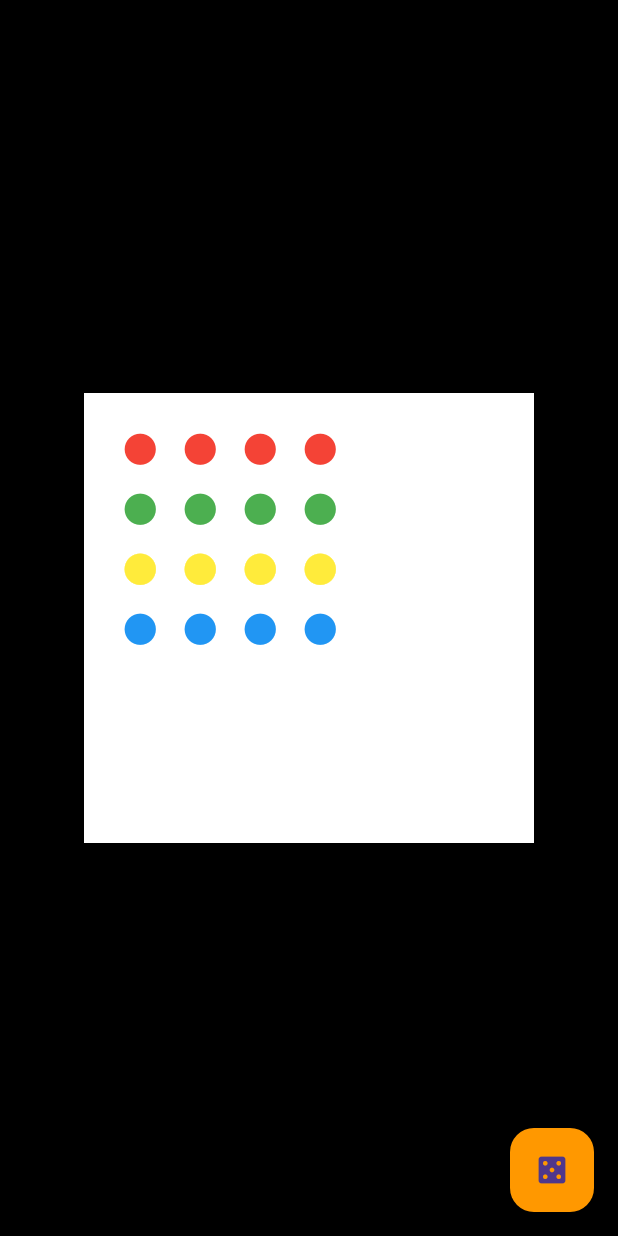
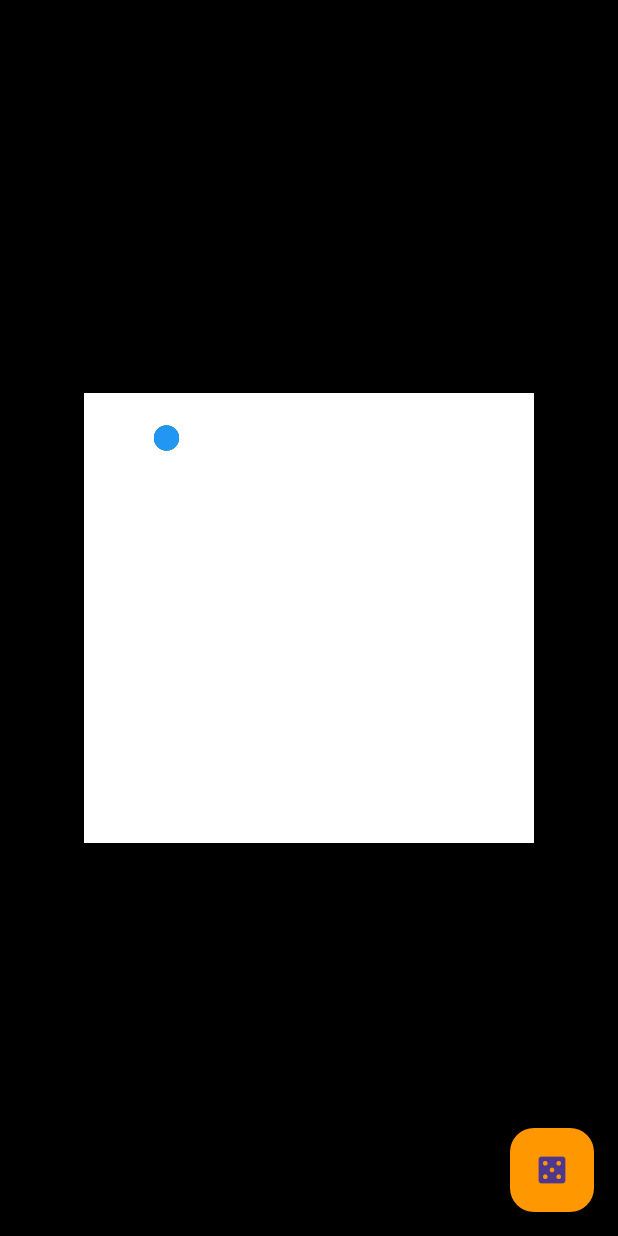
Before and after one commit to Roykk55/ludo_khela_hd, a Flutter app: the screen it shows after launch, after a tap on the "casino" icon, on a phone screen of 412 x 824 dp. Run offline on Flutter 3.47's test engine with Material 3 defaults, Android fonts, the light colour scheme and no system bars.

Commit message:
Update main.dart

```diff
--- a/lib/main.dart
+++ b/lib/main.dart
@@ -8,23 +8,22 @@ class LudoGameBoardPage extends StatefulWidget {
 }
 
 class _LudoGameBoardPageState extends State<LudoGameBoardPage> {
-  // ১৬টি গুটির পজিশন লিস্ট (প্রতিটি গুটির জন্য আলাদা পজিশন)
-  List<Offset> coinPositions = List.generate(16, (i) {
-    // প্রতি ৪টি গুটিকে বোর্ডের আলাদা আলাদা কর্নারে সাজানোর লজিক
-    double x = (i % 4) * 40.0 + 20.0;
-    double y = (i ~/ 4) * 40.0 + 20.0;
-    return Offset(x, y);
+  // ১৬টি গুটির পজিশন ইনডেক্স (০ থেকে ৩৯ পর্যন্ত মোট ৪০টি ঘর)
+  List<int> coinPositions = List.generate(16, (i) => 0);
+
+  // বোর্ডের ৪০টি কোঅর্ডিনেট (বর্গাকার লুপ)
+  final List<Offset> boardPath = List.generate(40, (i) {
+    if (i < 10) return Offset(20.0 + (i * 25), 20.0); // টপ
+    if (i < 20) return Offset(270.0, 20.0 + ((i - 10) * 25)); // রাইট
+    if (i < 30) return Offset(270.0 - ((i - 20) * 25), 270.0); // বটম
+    return Offset(20.0, 270.0 - ((i - 30) * 25)); // লেফট
   });
 
-  void rollDice() {
+  void moveCoins() {
     setState(() {
       int dice = (1 + DateTime.now().microsecond % 6);
-      // গুটিগুলো যেন এলোমেলোভাবে না নড়ে, বরং একটি নির্দিষ্ট দূরত্বে নড়ে
       for (int i = 0; i < 16; i++) {
-        coinPositions[i] = Offset(
-          (coinPositions[i].dx + (dice * 5)) % 260,
-          (coinPositions[i].dy + (dice * 5)) % 260
-        );
+        coinPositions[i] = (coinPositions[i] + dice) % 40; // লুপ অনুযায়ী মুভমেন্ট
       }
     });
   }
@@ -37,17 +36,16 @@ class _LudoGameBoardPageState extends State<LudoGameBoardPage> {
         child: Container(
           width: 300, height: 300, color: Colors.white,
           child: Stack(children: [
-            // ১৬টি গুটিকে স্ক্রিনে প্রদর্শন করা
             ...List.generate(16, (i) => Positioned(
-              left: coinPositions[i].dx,
-              top: coinPositions[i].dy,
-              child: Icon(Icons.circle, color: (i < 4) ? Colors.red : (i < 8) ? Colors.green : (i < 12) ? Colors.yellow : Colors.blue, size: 25),
+              left: boardPath[coinPositions[i]].dx,
+              top: boardPath[coinPositions[i]].dy,
+              child: Icon(Icons.circle, color: (i < 4) ? Colors.red : (i < 8) ? Colors.green : (i < 12) ? Colors.yellow : Colors.blue, size: 20),
             )),
           ]),
         ),
       ),
       floatingActionButton: FloatingActionButton(
-        onPressed: rollDice,
+        onPressed: moveCoins,
         child: Icon(Icons.casino),
         backgroundColor: Colors.orange,
       ),
```
